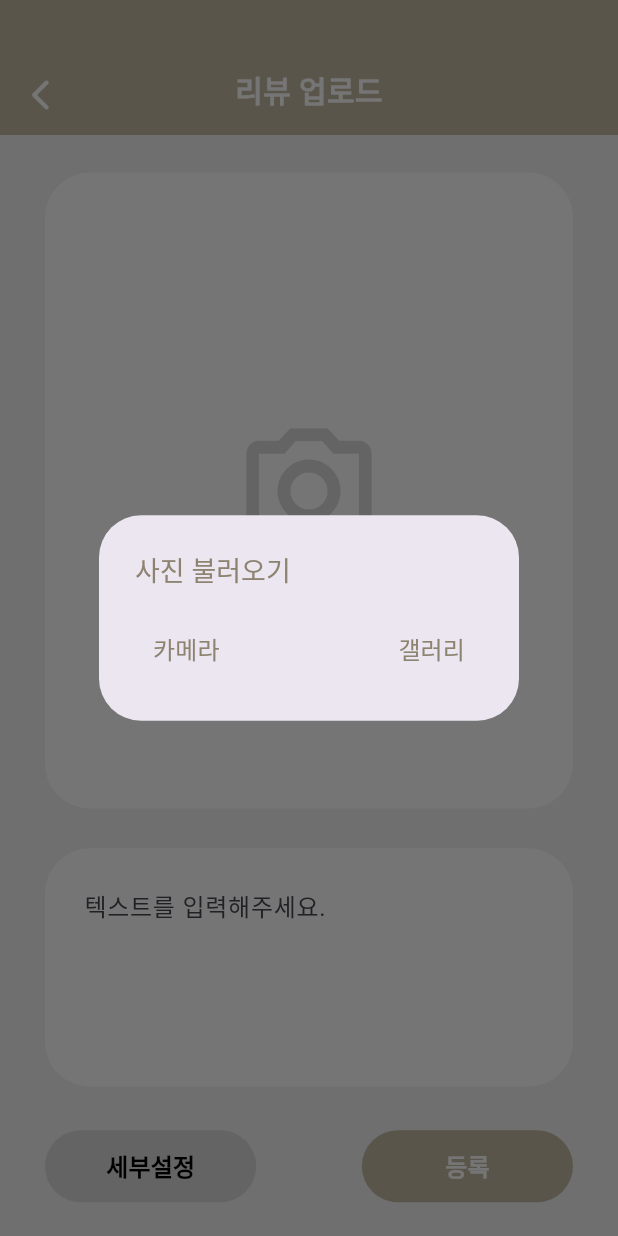
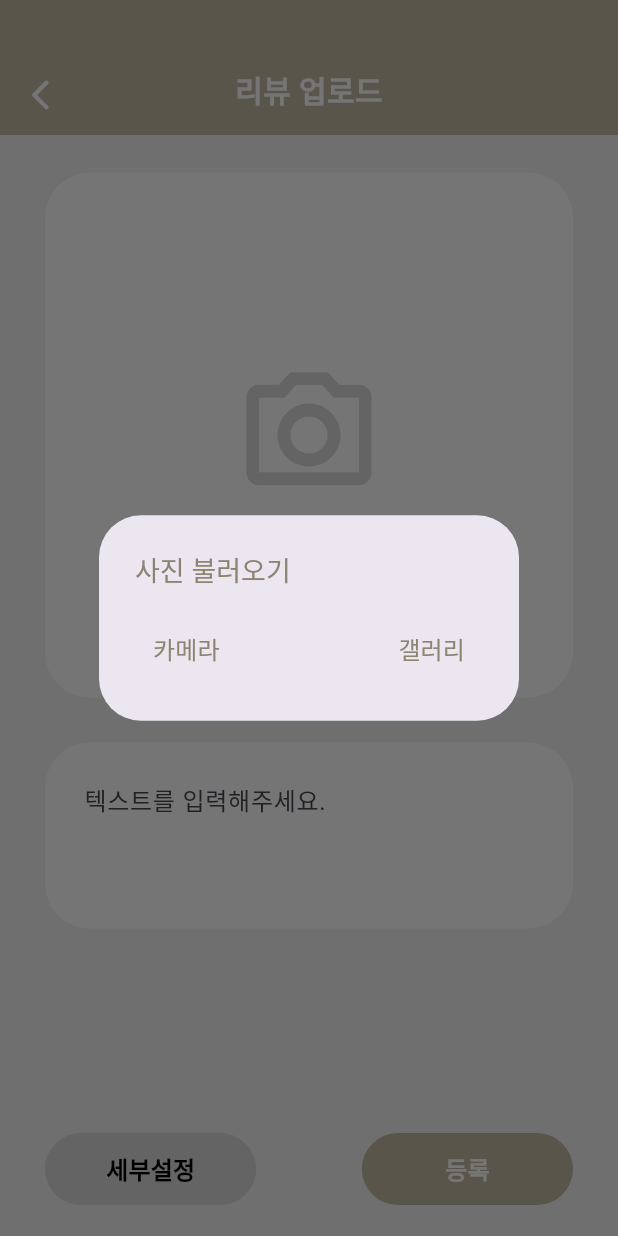
Before and after one commit to euclid-lyc/lyc-frontend, a Flutter app: the AddPostingScreen screen opened directly, after a tap on the "camera alt" icon, on a phone screen of 412 x 824 dp. Run offline on Flutter 3.47's test engine with Material 3 defaults, Android fonts, the phone set to English and light mode, and no system bars; our stand-ins replace awesome_bottom_bar, flutter_svg, image_picker; accounts and stored records are empty.

Commit message:
[feat] add clothes posting

```diff
--- a/lyc_flutter_project/lib/screens/add_posting_screen.dart
+++ b/lyc_flutter_project/lib/screens/add_posting_screen.dart
@@ -1,13 +1,14 @@
-import 'dart:io';
 import 'package:flutter/material.dart';
 import 'package:image_picker/image_picker.dart';
 import 'package:lyc_flutter_project/data/app_color.dart';
 import 'package:lyc_flutter_project/screens/add_posting_setting_screen.dart';
+import 'package:lyc_flutter_project/widget/image_picker_widget.dart';
 import 'package:lyc_flutter_project/widget/normal_appbar.dart';
+import 'package:lyc_flutter_project/widget/posting_content_text_field.dart';
 
 /// 다목적 스크린
-/// 코디 업로드(0), 리뷰 업로드(1), (옷 추가(2))
-/// 옷 추가는 다루는 데이터가 달라서 그냥 분리하는게 좋을 거 같아욤
+/// 코디 업로드(0), 리뷰 업로드(1)
+/// 옷 추가는 분리하겠습니다
 
 class AddPostingScreen extends StatefulWidget {
   final int purpose;
@@ -35,101 +36,21 @@ class _AddPostingScreenState extends State<AddPostingScreen> {
         title: getTitle(),
         deleteButton: false,
       ),
-      body: Container(
-        margin: EdgeInsets.fromLTRB(30, 25, 30, 20),
+      body: Padding(
+        padding: EdgeInsets.fromLTRB(30, 25, 30, 20),
         child: Column(
           children: [
-            // 옷 추가일때만 스위치 위젯 추가
-            // 사진 첨부->image picker
             Expanded(
-              flex: 16,
-              child: GestureDetector(
-                onTap: () {
-                  showDialog(
-                    context: context,
-                    builder: (BuildContext context) {
-                      return AlertDialog(
-                        title: Text(
-                          '사진 불러오기',
-                          style: TextStyle(
-                              color: AppColor.brown,
-                              fontSize: 18,
-                              fontWeight: FontWeight.w500),
-                        ),
-                        //content: Text('This is a Flutter alert dialog.'),
-                        content: Row(
-                          children: [
-                            TextButton(
-                              child: Text(
-                                '카메라',
-                                style: PickerDialogTextStyle(),
-                              ),
-                              onPressed: () {
-                                Navigator.of(context).pop();
-                                getImage(ImageSource.camera);
-                              },
-                            ),
-                            Spacer(),
-                            TextButton(
-                              child: Text(
-                                '갤러리',
-                                style: PickerDialogTextStyle(),
-                              ),
-                              onPressed: () {
-                                Navigator.of(context).pop();
-                                getImage(ImageSource.gallery);
-                              },
-                            ),
-                          ],
-                        ),
-                      );
-                    },
-                  );
-                },
-                child: Container(
-                  width: double.infinity,
-                  decoration: BoxDecoration(
-                    color: Colors.white,
-                    borderRadius: BorderRadius.circular(30),
-                  ),
-                  child: (_image != null)
-                      ? ClipRRect(
-                          borderRadius: BorderRadius.circular(30),
-                          child: Image.file(
-                            File(_image!.path),
-                            fit: BoxFit.cover,
-                          ),
-                        )
-                      : Icon(
-                          Icons.camera_alt_outlined,
-                          color: AppColor.grey,
-                          size: 100,
-                        ),
-                ),
+              flex: 25,
+              child: ListView(
+                children: [
+                  ImagePickerWidget(onImageSelected: _onImageSelected, picker: picker),
+                  SizedBox(height: 30),
+                  PostingContentTextField(controller: writePostController, hint: '텍스트를 입력해주세요.',),
+                ],
               ),
             ),
-            Expanded(flex: 1, child: SizedBox()),
-            // 텍스트 필드
-            Expanded(
-              flex: 6,
-              child: Container(
-                padding: EdgeInsets.all(10),
-                decoration: BoxDecoration(
-                    color: Colors.white,
-                    borderRadius: BorderRadius.circular(30)),
-                child: TextField(
-                  maxLines: 5,
-                  controller: writePostController,
-                  decoration: InputDecoration(
-                    hintText: '텍스트를 입력해주세요.',
-                    border: OutlineInputBorder(
-                        borderRadius: BorderRadius.circular(30),
-                        borderSide: BorderSide.none),
-                  ),
-                ),
-              ),
-            ),
-            Expanded(flex: 1, child: SizedBox()),
+            Expanded(child: SizedBox()),
             // 세부설정, 등록 버튼
             Expanded(
               flex: 2,
@@ -198,19 +119,17 @@ class _AddPostingScreenState extends State<AddPostingScreen> {
                   ),
                 ],
               ),
-            )
+            ),
           ],
         ),
       ),
     );
   }
 
-  TextStyle PickerDialogTextStyle() {
-    return TextStyle(
-      color: AppColor.brown,
-      fontSize: 16,
-      fontWeight: FontWeight.w500,
-    );
+  void _onImageSelected(XFile image) {
+    setState(() {
+      _image = image;
+    });
   }
 
   String getTitle() {
@@ -224,13 +143,4 @@ class _AddPostingScreenState extends State<AddPostingScreen> {
       return "error";
     }
   }
-
-  Future getImage(ImageSource imageSource) async {
-    final XFile? pickedFile = await picker.pickImage(source: imageSource);
-    if (pickedFile != null) {
-      setState(() {
-        _image = XFile(pickedFile.path);
-      });
-    }
-  }
 }
--- a/lyc_flutter_project/lib/widget/grid_widget_with_button.dart
+++ b/lyc_flutter_project/lib/widget/grid_widget_with_button.dart
@@ -1,5 +1,6 @@
 import 'package:flutter/material.dart';
 import 'package:lyc_flutter_project/model/posting.dart';
+import 'package:lyc_flutter_project/screens/add_clothes_posting_screen.dart';
 import 'package:lyc_flutter_project/screens/posting_detail_screen.dart';
 import 'package:lyc_flutter_project/screens/review_list_screen.dart';
 import 'package:lyc_flutter_project/screens/add_posting_screen.dart';
@@ -48,7 +49,7 @@ class GridWidgetWithButton extends StatelessWidget {
                   Navigator.push(
                       context,
                       MaterialPageRoute(
-                          builder: (context) => AddPostingScreen(purpose: 2)));
+                          builder: (context) => AddClothesPostingScreen()));
                 } else if (category == 3) {
                   Navigator.push(
                       context,
--- /dev/null
+++ b/lyc_flutter_project/lib/widget/image_picker_widget.dart
@@ -0,0 +1,104 @@
+import 'dart:io';
+import 'package:flutter/material.dart';
+import 'package:image_picker/image_picker.dart';
+import 'package:lyc_flutter_project/data/app_color.dart';
+
+class ImagePickerWidget extends StatefulWidget {
+  final Function(XFile) onImageSelected;
+  final ImagePicker picker;
+
+  ImagePickerWidget({required this.onImageSelected, required this.picker});
+
+  @override
+  _ImagePickerWidgetState createState() => _ImagePickerWidgetState();
+}
+
+class _ImagePickerWidgetState extends State<ImagePickerWidget> {
+  XFile? _image;
+
+  Future<void> getImage(ImageSource source) async {
+    final XFile? pickedFile = await widget.picker.pickImage(source: source);
+    if (pickedFile != null) {
+      setState(() {
+        _image = pickedFile;
+        widget.onImageSelected(pickedFile);
+      });
+    }
+  }
+
+  @override
+  Widget build(BuildContext context) {
+    return GestureDetector(
+      onTap: () {
+        showDialog(
+          context: context,
+          builder: (BuildContext context) {
+            return AlertDialog(
+              title: Text(
+                '사진 불러오기',
+                style: TextStyle(
+                    color: AppColor.brown,
+                    fontSize: 18,
+                    fontWeight: FontWeight.w500),
+              ),
+              content: Row(
+                children: [
+                  TextButton(
+                    child: Text(
+                      '카메라',
+                      style: _pickerDialogTextStyle(),
+                    ),
+                    onPressed: () {
+                      Navigator.of(context).pop();
+                      getImage(ImageSource.camera);
+                    },
+                  ),
+                  Spacer(),
+                  TextButton(
+                    child: Text(
+                      '갤러리',
+                      style: _pickerDialogTextStyle(),
+                    ),
+                    onPressed: () {
+                      Navigator.of(context).pop();
+                      getImage(ImageSource.gallery);
+                    },
+                  ),
+                ],
+              ),
+            );
+          },
+        );
+      },
+      child: Container(
+        height: 350,
+        width: double.infinity,
+        decoration: BoxDecoration(
+          color: Colors.white,
+          borderRadius: BorderRadius.circular(30),
+        ),
+        child: (_image != null)
+            ? ClipRRect(
+          borderRadius: BorderRadius.circular(30),
+          child: Image.file(
+            File(_image!.path),
+            fit: BoxFit.cover,
+          ),
+        )
+            : Icon(
+          Icons.camera_alt_outlined,
+          color: AppColor.grey,
+          size: 100,
+        ),
+      ),
+    );
+  }
+
+  TextStyle _pickerDialogTextStyle() {
+    return TextStyle(
+      color: AppColor.brown,
+      fontSize: 16,
+      fontWeight: FontWeight.w500,
+    );
+  }
+}
--- /dev/null
+++ b/lyc_flutter_project/lib/widget/posting_content_text_field.dart
@@ -0,0 +1,31 @@
+import 'package:flutter/material.dart';
+
+class PostingContentTextField extends StatelessWidget {
+  const PostingContentTextField({
+    super.key,
+    required this.controller,
+    required this.hint,
+  });
+
+  final TextEditingController controller;
+  final String hint;
+
+  @override
+  Widget build(BuildContext context) {
+    return Container(
+      padding: EdgeInsets.all(10),
+      decoration: BoxDecoration(
+          color: Colors.white, borderRadius: BorderRadius.circular(30)),
+      child: TextField(
+        maxLines: 3,
+        controller: controller,
+        decoration: InputDecoration(
+          hintText: hint,
+          border: OutlineInputBorder(
+              borderRadius: BorderRadius.circular(30),
+              borderSide: BorderSide.none),
+        ),
+      ),
+    );
+  }
+}
```
Also changed, not shown: lyc_flutter_project/lib/screens/add_clothes_posting_screen.dart (added, +256 -0 lines), lyc_flutter_project/lib/screens/add_posting_setting_screen.dart (+28 -50 lines), lyc_flutter_project/lib/styles/posting_text_style.dart (added, +9 -0 lines), lyc_flutter_project/lib/widget/select_buttons_in_posting.dart (added, +29 -0 lines).
